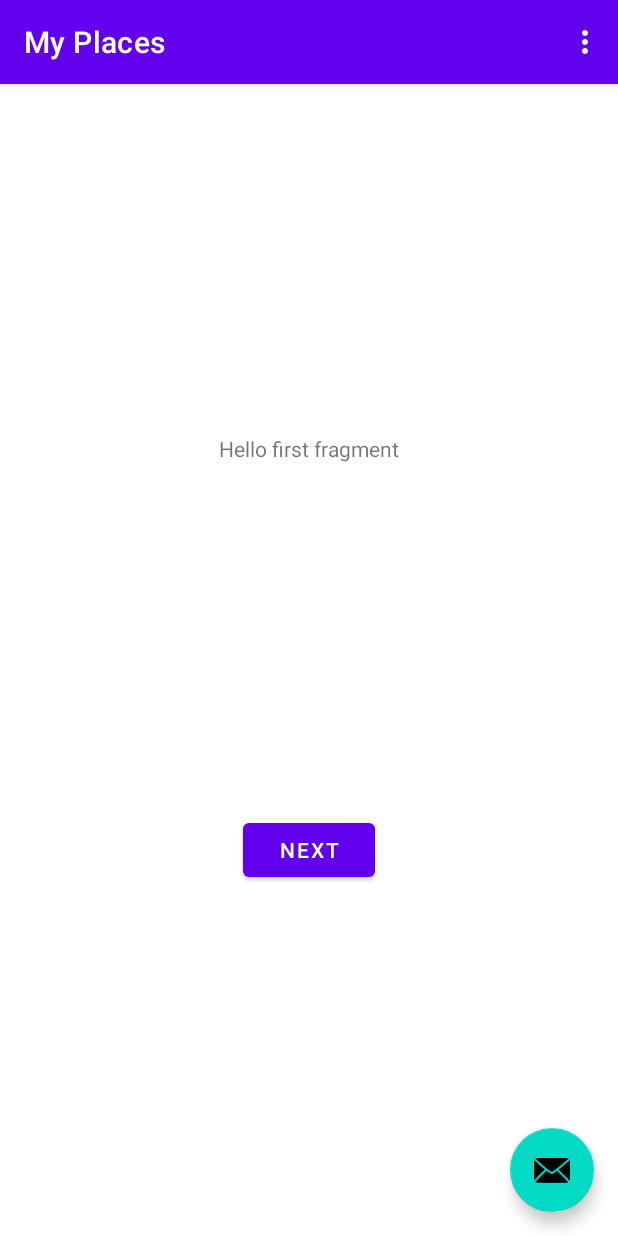
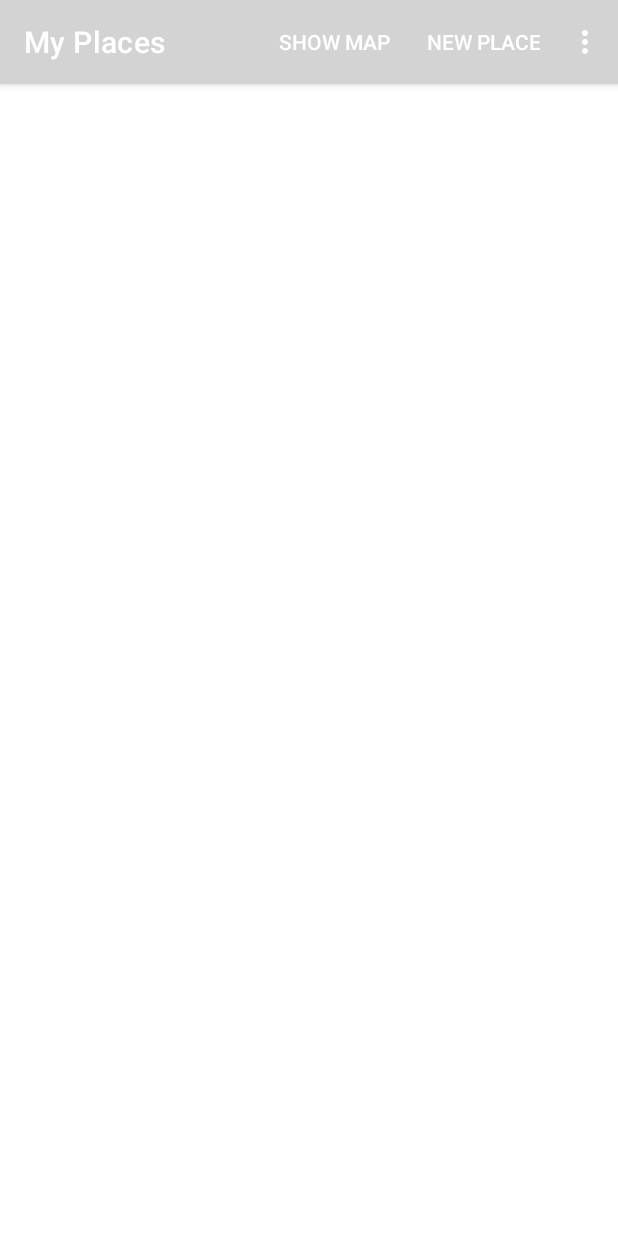
Before and after one commit to sanjamilenkovic/MOSIS-lab, an Android app: the screen it shows after launch (MainActivity), on a phone screen of 412 x 824 dp. Run offline under Robolectric (Android 15) with nearby library versions, the phone set to English and light mode, and no system bars.

Commit message:
Added theme colour

```diff
--- a/MyPlaces/app/src/main/java/rs/elfak/mosis/observers/myplaces/FirstFragment.kt
+++ /dev/null
@@ -1,31 +0,0 @@
-package rs.elfak.mosis.observers.myplaces
-
-import android.os.Bundle
-import androidx.fragment.app.Fragment
-import android.view.LayoutInflater
-import android.view.View
-import android.view.ViewGroup
-import android.widget.Button
-import androidx.navigation.fragment.findNavController
-
-/**
- * A simple [Fragment] subclass as the default destination in the navigation.
- */
-class FirstFragment : Fragment() {
-
-    override fun onCreateView(
-            inflater: LayoutInflater, container: ViewGroup?,
-            savedInstanceState: Bundle?
-    ): View? {
-        // Inflate the layout for this fragment
-        return inflater.inflate(R.layout.fragment_first, container, false)
-    }
-
-    override fun onViewCreated(view: View, savedInstanceState: Bundle?) {
-        super.onViewCreated(view, savedInstanceState)
-
-        view.findViewById<Button>(R.id.button_first).setOnClickListener {
-            findNavController().navigate(R.id.action_FirstFragment_to_SecondFragment)
-        }
-    }
-}
--- a/MyPlaces/app/src/main/java/rs/elfak/mosis/observers/myplaces/MainActivity.kt
+++ b/MyPlaces/app/src/main/java/rs/elfak/mosis/observers/myplaces/MainActivity.kt
@@ -6,6 +6,7 @@ import com.google.android.material.snackbar.Snackbar
 import androidx.appcompat.app.AppCompatActivity
 import android.view.Menu
 import android.view.MenuItem
+import android.widget.Toast
 
 class MainActivity : AppCompatActivity() {
 
@@ -14,10 +15,7 @@ class MainActivity : AppCompatActivity() {
         setContentView(R.layout.activity_main)
         setSupportActionBar(findViewById(R.id.toolbar))
 
-        findViewById<FloatingActionButton>(R.id.fab).setOnClickListener { view ->
-            Snackbar.make(view, "Replace with your own action", Snackbar.LENGTH_LONG)
-                    .setAction("Action", null).show()
-        }
+
     }
 
     override fun onCreateOptionsMenu(menu: Menu): Boolean {
@@ -30,9 +28,17 @@ class MainActivity : AppCompatActivity() {
         // Handle action bar item clicks here. The action bar will
         // automatically handle clicks on the Home/Up button, so long
         // as you specify a parent activity in AndroidManifest.xml.
-        return when (item.itemId) {
-            R.id.action_settings -> true
-            else -> super.onOptionsItemSelected(item)
+
+        when (item.itemId) {
+            R.id.show_map_item -> Toast.makeText(this, "Show Map!", Toast.LENGTH_SHORT).show()
+            R.id.my_places_list_item -> Toast.makeText(this, "My Places!", Toast.LENGTH_SHORT)
+                .show()
+            R.id.new_place_item -> Toast.makeText(this, "New Place!", Toast.LENGTH_SHORT).show()
+            R.id.about_item -> Toast.makeText(this, "About!", Toast.LENGTH_SHORT).show()
+
         }
+
+        return super.onOptionsItemSelected(item)
     }
+
 }
--- a/MyPlaces/app/src/main/java/rs/elfak/mosis/observers/myplaces/SecondFragment.kt
+++ /dev/null
@@ -1,31 +0,0 @@
-package rs.elfak.mosis.observers.myplaces
-
-import android.os.Bundle
-import androidx.fragment.app.Fragment
-import android.view.LayoutInflater
-import android.view.View
-import android.view.ViewGroup
-import android.widget.Button
-import androidx.navigation.fragment.findNavController
-
-/**
- * A simple [Fragment] subclass as the second destination in the navigation.
- */
-class SecondFragment : Fragment() {
-
-    override fun onCreateView(
-            inflater: LayoutInflater, container: ViewGroup?,
-            savedInstanceState: Bundle?
-    ): View? {
-        // Inflate the layout for this fragment
-        return inflater.inflate(R.layout.fragment_second, container, false)
-    }
-
-    override fun onViewCreated(view: View, savedInstanceState: Bundle?) {
-        super.onViewCreated(view, savedInstanceState)
-
-        view.findViewById<Button>(R.id.button_second).setOnClickListener {
-            findNavController().navigate(R.id.action_SecondFragment_to_FirstFragment)
-        }
-    }
-}
--- a/MyPlaces/app/src/main/res/layout/activity_main.xml
+++ b/MyPlaces/app/src/main/res/layout/activity_main.xml
@@ -20,14 +20,8 @@
 
     </com.google.android.material.appbar.AppBarLayout>
 
-    <include layout="@layout/content_main" />
 
-    <com.google.android.material.floatingactionbutton.FloatingActionButton
-        android:id="@+id/fab"
-        android:layout_width="wrap_content"
-        android:layout_height="wrap_content"
-        android:layout_gravity="bottom|end"
-        android:layout_margin="@dimen/fab_margin"
-        app:srcCompat="@android:drawable/ic_dialog_email" />
+
+
 
 </androidx.coordinatorlayout.widget.CoordinatorLayout>
--- a/MyPlaces/app/src/main/res/layout/content_main.xml
+++ /dev/null
@@ -1,19 +0,0 @@
-<?xml version="1.0" encoding="utf-8"?>
-<androidx.constraintlayout.widget.ConstraintLayout xmlns:android="http://schemas.android.com/apk/res/android"
-    xmlns:app="http://schemas.android.com/apk/res-auto"
-    android:layout_width="match_parent"
-    android:layout_height="match_parent"
-    app:layout_behavior="@string/appbar_scrolling_view_behavior">
-
-    <fragment
-        android:id="@+id/nav_host_fragment"
-        android:name="androidx.navigation.fragment.NavHostFragment"
-        android:layout_width="0dp"
-        android:layout_height="0dp"
-        app:defaultNavHost="true"
-        app:layout_constraintBottom_toBottomOf="parent"
-        app:layout_constraintLeft_toLeftOf="parent"
-        app:layout_constraintRight_toRightOf="parent"
-        app:layout_constraintTop_toTopOf="parent"
-        app:navGraph="@navigation/nav_graph" />
-</androidx.constraintlayout.widget.ConstraintLayout>
--- a/MyPlaces/app/src/main/res/layout/fragment_first.xml
+++ /dev/null
@@ -1,28 +0,0 @@
-<?xml version="1.0" encoding="utf-8"?>
-<androidx.constraintlayout.widget.ConstraintLayout xmlns:android="http://schemas.android.com/apk/res/android"
-    xmlns:app="http://schemas.android.com/apk/res-auto"
-    xmlns:tools="http://schemas.android.com/tools"
-    android:layout_width="match_parent"
-    android:layout_height="match_parent"
-    tools:context=".FirstFragment">
-
-    <TextView
-        android:id="@+id/textview_first"
-        android:layout_width="wrap_content"
-        android:layout_height="wrap_content"
-        android:text="@string/hello_first_fragment"
-        app:layout_constraintBottom_toTopOf="@id/button_first"
-        app:layout_constraintEnd_toEndOf="parent"
-        app:layout_constraintStart_toStartOf="parent"
-        app:layout_constraintTop_toTopOf="parent" />
-
-    <Button
-        android:id="@+id/button_first"
-        android:layout_width="wrap_content"
-        android:layout_height="wrap_content"
-        android:text="@string/next"
-        app:layout_constraintBottom_toBottomOf="parent"
-        app:layout_constraintEnd_toEndOf="parent"
-        app:layout_constraintStart_toStartOf="parent"
-        app:layout_constraintTop_toBottomOf="@id/textview_first" />
-</androidx.constraintlayout.widget.ConstraintLayout>
--- a/MyPlaces/app/src/main/res/layout/fragment_second.xml
+++ /dev/null
@@ -1,27 +0,0 @@
-<?xml version="1.0" encoding="utf-8"?>
-<androidx.constraintlayout.widget.ConstraintLayout xmlns:android="http://schemas.android.com/apk/res/android"
-    xmlns:app="http://schemas.android.com/apk/res-auto"
-    xmlns:tools="http://schemas.android.com/tools"
-    android:layout_width="match_parent"
-    android:layout_height="match_parent"
-    tools:context=".SecondFragment">
-
-    <TextView
-        android:id="@+id/textview_second"
-        android:layout_width="wrap_content"
-        android:layout_height="wrap_content"
-        app:layout_constraintBottom_toTopOf="@id/button_second"
-        app:layout_constraintEnd_toEndOf="parent"
-        app:layout_constraintStart_toStartOf="parent"
-        app:layout_constraintTop_toTopOf="parent" />
-
-    <Button
-        android:id="@+id/button_second"
-        android:layout_width="wrap_content"
-        android:layout_height="wrap_content"
-        android:text="@string/previous"
-        app:layout_constraintBottom_toBottomOf="parent"
-        app:layout_constraintEnd_toEndOf="parent"
-        app:layout_constraintStart_toStartOf="parent"
-        app:layout_constraintTop_toBottomOf="@id/textview_second" />
-</androidx.constraintlayout.widget.ConstraintLayout>
--- a/MyPlaces/app/src/main/res/menu/menu_main.xml
+++ b/MyPlaces/app/src/main/res/menu/menu_main.xml
@@ -3,8 +3,23 @@
     xmlns:tools="http://schemas.android.com/tools"
     tools:context="rs.elfak.mosis.observers.myplaces.MainActivity">
     <item
-        android:id="@+id/action_settings"
+        android:id="@+id/show_map_item"
         android:orderInCategory="100"
-        android:title="@string/action_settings"
+        android:title="@string/show_map"
+        app:showAsAction="ifRoom" />
+    <item
+        android:id="@+id/new_place_item"
+        android:orderInCategory="100"
+        android:title="@string/new_place"
+        app:showAsAction="ifRoom" />
+    <item
+        android:id="@+id/my_places_list_item"
+        android:orderInCategory="100"
+        android:title="@string/my_places_list"
+        app:showAsAction="never" />
+    <item
+        android:id="@+id/about_item"
+        android:orderInCategory="100"
+        android:title="@string/about"
         app:showAsAction="never" />
 </menu>
--- a/MyPlaces/app/src/main/res/navigation/nav_graph.xml
+++ /dev/null
@@ -1,28 +0,0 @@
-<?xml version="1.0" encoding="utf-8"?>
-<navigation xmlns:android="http://schemas.android.com/apk/res/android"
-    xmlns:app="http://schemas.android.com/apk/res-auto"
-    xmlns:tools="http://schemas.android.com/tools"
-    android:id="@+id/nav_graph"
-    app:startDestination="@id/FirstFragment">
-
-    <fragment
-        android:id="@+id/FirstFragment"
-        android:name="rs.elfak.mosis.observers.myplaces.FirstFragment"
-        android:label="@string/first_fragment_label"
-        tools:layout="@layout/fragment_first">
-
-        <action
-            android:id="@+id/action_FirstFragment_to_SecondFragment"
-            app:destination="@id/SecondFragment" />
-    </fragment>
-    <fragment
-        android:id="@+id/SecondFragment"
-        android:name="rs.elfak.mosis.observers.myplaces.SecondFragment"
-        android:label="@string/second_fragment_label"
-        tools:layout="@layout/fragment_second">
-
-        <action
-            android:id="@+id/action_SecondFragment_to_FirstFragment"
-            app:destination="@id/FirstFragment" />
-    </fragment>
-</navigation>
--- a/MyPlaces/app/src/main/res/values/colors.xml
+++ b/MyPlaces/app/src/main/res/values/colors.xml
@@ -7,4 +7,5 @@
     <color name="teal_700">#FF018786</color>
     <color name="black">#FF000000</color>
     <color name="white">#FFFFFFFF</color>
+    <color name="grey">#D3D3D3</color>
 </resources>
--- a/MyPlaces/app/src/main/res/values/strings.xml
+++ b/MyPlaces/app/src/main/res/values/strings.xml
@@ -9,4 +9,8 @@
 
     <string name="hello_first_fragment">Hello first fragment</string>
     <string name="hello_second_fragment">Hello second fragment. Arg: %1$s</string>
+    <string name="show_map">Show Map</string>
+    <string name="new_place">New Place</string>
+    <string name="my_places_list">My Places</string>
+    <string name="about">About</string>
 </resources>
--- a/MyPlaces/app/src/main/res/values/themes.xml
+++ b/MyPlaces/app/src/main/res/values/themes.xml
@@ -2,9 +2,10 @@
     <!-- Base application theme. -->
     <style name="Theme.MyPlaces" parent="Theme.MaterialComponents.DayNight.DarkActionBar">
         <!-- Primary brand color. -->
-        <item name="colorPrimary">@color/purple_500</item>
-        <item name="colorPrimaryVariant">@color/purple_700</item>
-        <item name="colorOnPrimary">@color/white</item>
+        <item name="colorPrimary">@color/grey</item>
+        <item name="colorPrimaryDark">@color/grey</item>
+        <item name="colorPrimaryVariant">@color/grey</item>
+        <item name="colorOnPrimary">@color/black</item>
         <!-- Secondary brand color. -->
         <item name="colorSecondary">@color/teal_200</item>
         <item name="colorSecondaryVariant">@color/teal_700</item>
@@ -21,5 +22,10 @@
 
     <style name="Theme.MyPlaces.AppBarOverlay" parent="ThemeOverlay.AppCompat.Dark.ActionBar" />
 
-    <style name="Theme.MyPlaces.PopupOverlay" parent="ThemeOverlay.AppCompat.Light" />
+    <style name="Theme.MyPlaces.PopupOverlay" parent="Theme.AppCompat.Light.NoActionBar">
+        <item name="android:textColorPrimary">@color/black</item>
+        <item name="android:textColor">@color/black</item>
+        <item name="android:actionMenuTextColor">@color/black</item>
+
+    </style>
 </resources>
```
